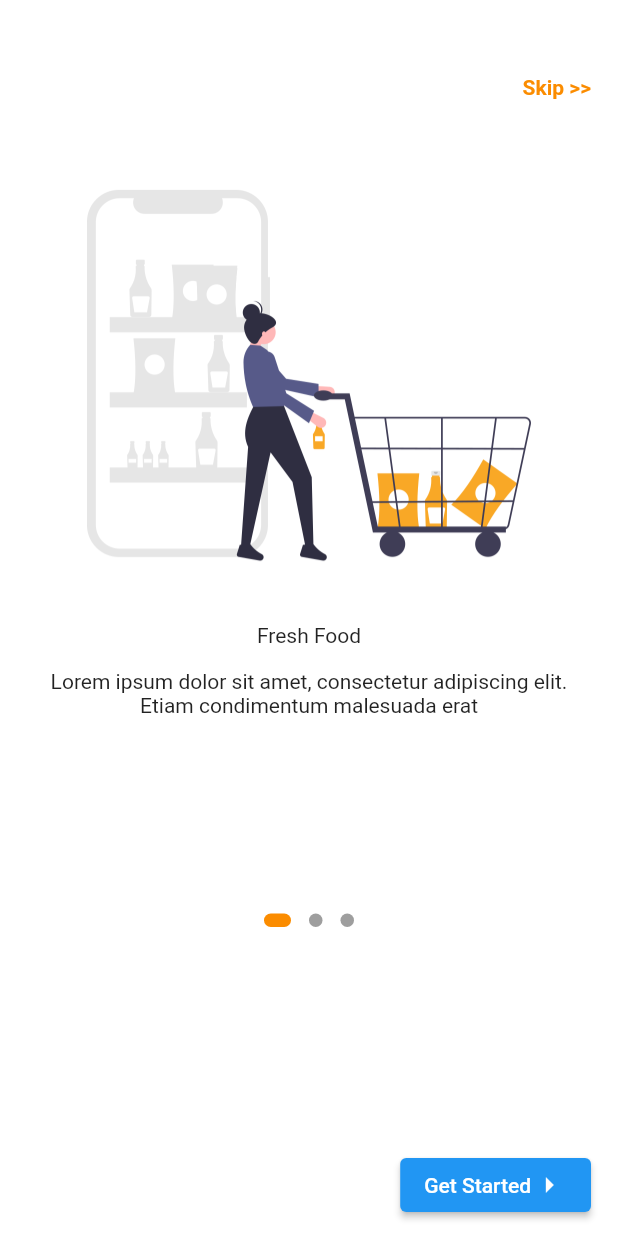
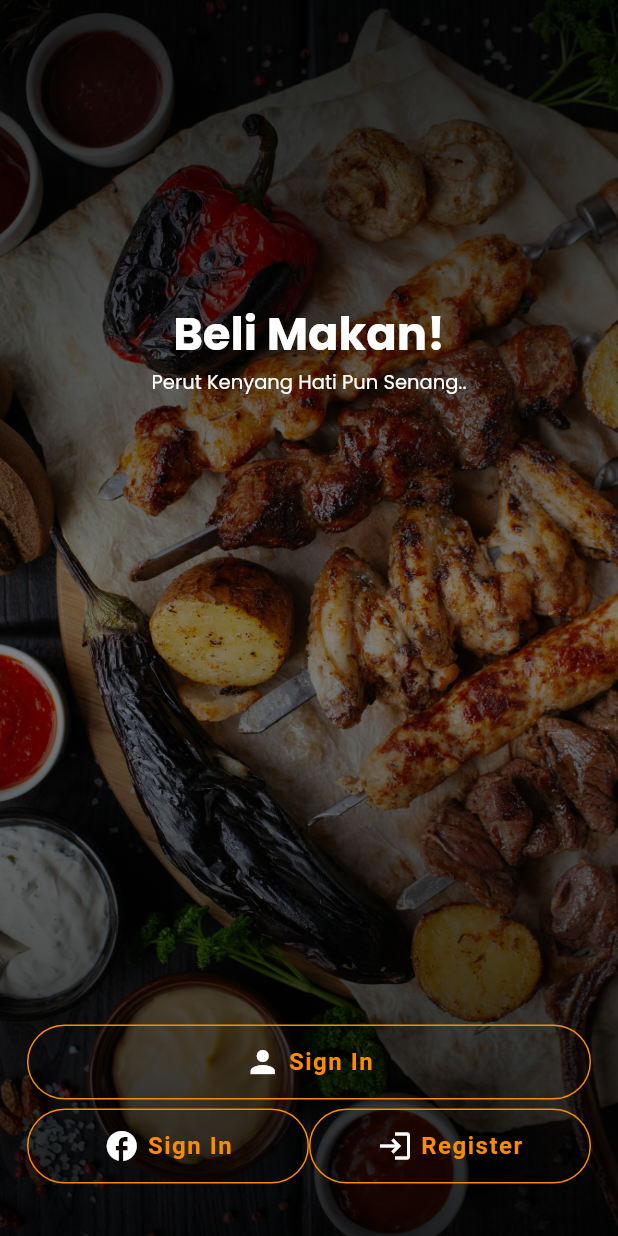
Before and after one commit to rizkitirta/food-shop-ui, a Flutter app: the screen it shows after launch, after a tap on "Get Started", on a phone screen of 412 x 824 dp. Run offline on Flutter 3.47's test engine with Material 2 defaults, Android fonts, the phone set to English and light mode, and no system bars; drawn by our look-alikes of dots_indicator; our stand-ins replace font_awesome_flutter, get, google_fonts; Roboto replaces fonts that are missing (Montserrat).

Commit message:
get started page

```diff
--- a/lib/main.dart
+++ b/lib/main.dart
@@ -13,6 +13,7 @@ class MyApp extends StatelessWidget {
   @override
   Widget build(BuildContext context) {
     return GetMaterialApp(
+      debugShowCheckedModeBanner: false,
       title: 'Food Shop',
       home: SplashPage(),
     );
--- a/lib/pages/onboard/onboarding_page.dart
+++ b/lib/pages/onboard/onboarding_page.dart
@@ -2,6 +2,9 @@ import 'package:flutter/material.dart';
 import 'package:my_project/helpers/constants.dart';
 import 'package:my_project/pages/onboard/model/onboarding_model.dart';
 import 'package:dots_indicator/dots_indicator.dart';
+import 'package:google_fonts/google_fonts.dart';
+import 'package:my_project/pages/sign_in/get_started_page.dart';
+import 'package:get/get.dart';
 
 class OnboardingPage extends StatefulWidget {
   const OnboardingPage({Key? key}) : super(key: key);
@@ -34,10 +37,15 @@ class _OnboardingPageState extends State<OnboardingPage> {
         right: kDefaultMargin,
         child: InkWell(
           onTap: () {},
-          child: Text(
-            "Skip >>",
-            style: TextStyle(
-                color: Colors.orange[600], fontWeight: FontWeight.w600),
+          child: Row(
+            children: [
+              Text(
+                "Skip",
+                style: TextStyle(
+                    color: Colors.orange[600], fontWeight: FontWeight.w600),
+              ),
+              Icon(Icons.arrow_forward_ios, size: 13, color: Colors.orange[600])
+            ],
           ),
         ));
   }
@@ -64,11 +72,15 @@ class _OnboardingPageState extends State<OnboardingPage> {
                     SizedBox(
                       height: 15,
                     ),
-                    Text(onBoarding.title),
+                    Text(onBoarding.title,
+                        style: GoogleFonts.poppins(
+                            textStyle: TextStyle(
+                                fontSize: 25, fontWeight: FontWeight.bold))),
                     SizedBox(height: 15),
                     Text(
                       onBoarding.description,
                       textAlign: TextAlign.center,
+                      style: TextStyle(color: Colors.grey[700]),
                     )
                   ],
                 ),
@@ -98,13 +110,43 @@ class _OnboardingPageState extends State<OnboardingPage> {
   buildGetStartedButton(BuildContext context) {
     return Positioned(
       bottom: 10.0,
+      left: kDefaultMargin,
       right: kDefaultMargin,
-        child: ElevatedButton(
-      onPressed: () {},
-      child: Row(children: [
-        Text("Get Started"),
-        Icon(Icons.arrow_right_outlined)
-      ],),
-    ));
+      child: InkWell(
+        child: Container(
+          height: 50.0,
+          child: GestureDetector(
+            onTap: () {
+              Get.off(() => GetStartedPage());
+            },
+            child: Container(
+              decoration: BoxDecoration(
+                border: Border.all(
+                  color: Colors.black,
+                ),
+                borderRadius: BorderRadius.circular(30.0),
+              ),
+              child: Row(
+                mainAxisAlignment: MainAxisAlignment.center,
+                children: <Widget>[
+                  Center(
+                    child: Text(
+                      "Get Started",
+                      style: TextStyle(
+                        color: Colors.black,
+                        fontFamily: 'Montserrat',
+                        fontSize: 16,
+                        fontWeight: FontWeight.w600,
+                        letterSpacing: 1,
+                      ),
+                    ),
+                  )
+                ],
+              ),
+            ),
+          ),
+        ),
+      ),
+    );
   }
 }
--- /dev/null
+++ b/lib/pages/sign_in/get_started_page.dart
@@ -0,0 +1,132 @@
+import 'package:flutter/material.dart';
+import 'package:my_project/helpers/constants.dart';
+import 'package:font_awesome_flutter/font_awesome_flutter.dart';
+import 'package:google_fonts/google_fonts.dart';
+
+class GetStartedPage extends StatefulWidget {
+  const GetStartedPage({Key? key}) : super(key: key);
+
+  @override
+  State<GetStartedPage> createState() => _GetStartedPageState();
+}
+
+class _GetStartedPageState extends State<GetStartedPage> {
+  @override
+  Widget build(BuildContext context) {
+    return Scaffold(
+      body: Stack(
+        children: [
+          buildBackground(context),
+          buildSocialSignin(context),
+          buildTitle(context),
+        ],
+      ),
+    );
+  }
+
+  buildBackground(BuildContext context) {
+    return Positioned.fill(
+      child: Container(
+        decoration: BoxDecoration(
+            image: DecorationImage(
+                image: AssetImage('assets/food.jpg'), fit: BoxFit.cover)),
+        child: Container(
+          decoration: BoxDecoration(
+              gradient: LinearGradient(
+                  begin: Alignment.topCenter,
+                  end: Alignment.bottomCenter,
+                  colors: [
+                Colors.black87,
+                Colors.black45,
+                Colors.black87,
+              ])),
+        ),
+      ),
+    );
+  }
+
+  buildSocialSignin(BuildContext context) {
+    return Positioned(
+        bottom: 35.0,
+        left: kDefaultMargin,
+        right: kDefaultMargin,
+        child: Column(
+          children: [
+            Expanded(child: ButtonSignIn(Icons.person, 'Sign In')),
+            SizedBox(height: 6,),
+            Row(
+              children: [
+                Expanded(
+                    child: ButtonSignIn(Icons.facebook_rounded, 'Sign In')),
+                Expanded(child: ButtonSignIn(Icons.login, 'Register'))
+              ],
+            ),
+          ],
+        ));
+  }
+
+  Container ButtonSignIn(IconData icon, String text) {
+    return Container(
+      decoration: BoxDecoration(
+        border: Border.all(
+          color: Colors.orange.shade600,
+        ),
+        borderRadius: BorderRadius.circular(30.0),
+      ),
+      child: MaterialButton(
+        onPressed: () {},
+        shape: RoundedRectangleBorder(
+            borderRadius: BorderRadius.all(Radius.circular(20.0))),
+        child: Row(
+          mainAxisAlignment: MainAxisAlignment.center,
+          children: <Widget>[
+            Icon(
+              icon,
+              color: Colors.white,
+            ),
+            SizedBox(
+              width: 5,
+            ),
+            Text(
+              '${text}',
+              style: TextStyle(
+                color: Colors.orange[600],
+                fontFamily: 'Montserrat',
+                fontSize: 16,
+                fontWeight: FontWeight.w600,
+                letterSpacing: 1,
+              ),
+            ),
+          ],
+        ),
+      ),
+    );
+  }
+
+  buildTitle(BuildContext context) {
+    return Positioned(
+      top: 200,
+      left: 35.0,
+      right: 35.0,
+      child: Center(
+        child: Column(
+          children: [
+            Text(
+              'Beli Makan!',
+              style: GoogleFonts.poppins(
+                  textStyle: TextStyle(
+                      fontSize: 30,
+                      fontWeight: FontWeight.bold,
+                      color: Colors.white)),
+            ),
+            Text(
+              'Perut Kenyang Hati Pun Senang..',
+              style: GoogleFonts.poppins(
+                  textStyle: TextStyle(fontSize: 13, color: Colors.white)),
+            )
+          ],
+        ),
+      ),
+    );
+  }
+}
--- a/lib/pages/splash_page.dart
+++ b/lib/pages/splash_page.dart
@@ -23,6 +23,7 @@ class _SplashPageState extends State<SplashPage> {
   @override
   Widget build(BuildContext context) {
     return Scaffold(
+      backgroundColor: Colors.white,
       body: Center(
         child: Column(
           mainAxisAlignment: MainAxisAlignment.center,
--- a/pubspec.yaml
+++ b/pubspec.yaml
@@ -47,6 +47,8 @@ dev_dependencies:
   flutter_lints: ^1.0.0
   get: ^4.3.8
   dots_indicator: ^2.0.0
+  google_fonts: ^2.1.0
+  font_awesome_flutter: ^9.1.0
 
 # For information on the generic Dart part of this file, see the
 # following page: https://dart.dev/tools/pub/pubspec
```
Also changed, not shown: assets/food.jpg (added), pubspec.lock.
